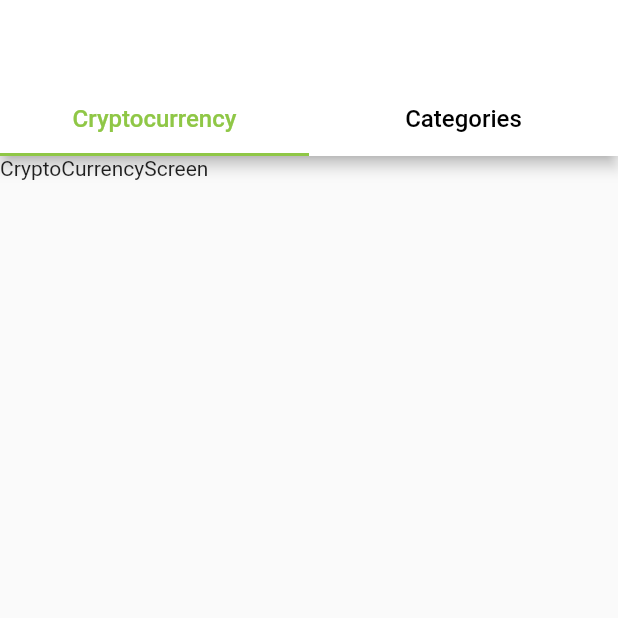
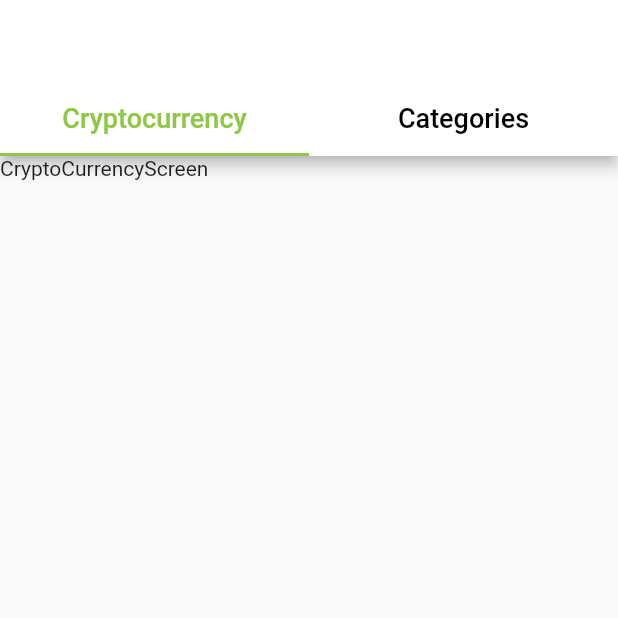
Before and after one commit to Nhep1603/Van-Quang-Tinh, a Flutter app: the screen it shows after launch, on a phone screen of 412 x 824 dp, the top half of it. Run offline on Flutter 3.47's test engine with Material 2 defaults, Android fonts, the phone set to English and light mode, and no system bars; our stand-ins replace bloc, equatable.

Commit message:
update UI tab bar and Widget Testing of Home Screen

```diff
--- a/lib/src/screens/home_screen.dart
+++ b/lib/src/screens/home_screen.dart
@@ -23,7 +23,7 @@ class HomeScreen extends StatelessWidget {
                 labelColor: constants.HomeScreen.colorOfTextAndIndicator,
                 unselectedLabelColor: Colors.black,
                 labelStyle:
-                    const TextStyle(fontWeight: FontWeight.w500, fontSize: 16),
+                    const TextStyle(fontWeight: FontWeight.w500, fontSize: 18),
                 indicatorColor: constants.HomeScreen.colorOfTextAndIndicator,
                 tabs: _tabs
                     .map((tab) => Tab(
```
Also changed, not shown: 1 other file.
